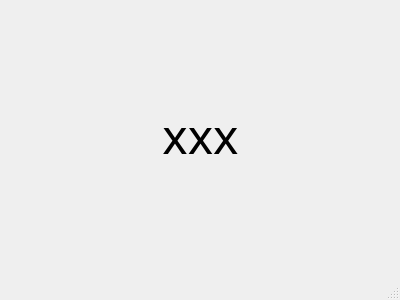
Qt form mainwindow.ui (sh3ev/Pomidorek) before a commit.
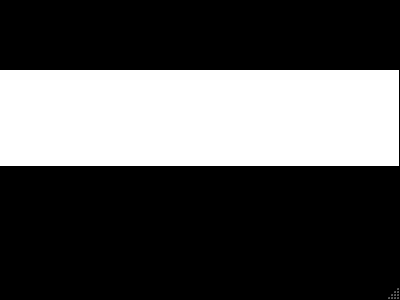
The same form after that commit. Icons and pictures are not drawn.

Commit message: add few tomatos pics and function which highlights them

```diff
--- a/mainwindow.ui
+++ b/mainwindow.ui
@@ -2,6 +2,9 @@
 <ui version="4.0">
  <class>MainWindow</class>
  <widget class="QMainWindow" name="MainWindow">
+  <property name="enabled">
+   <bool>true</bool>
+  </property>
   <property name="geometry">
    <rect>
     <x>0</x>
@@ -10,6 +13,70 @@
     <height>300</height>
    </rect>
   </property>
+  <property name="palette">
+   <palette>
+    <active>
+     <colorrole role="Base">
+      <brush brushstyle="SolidPattern">
+       <color alpha="255">
+        <red>255</red>
+        <green>255</green>
+        <blue>255</blue>
+       </color>
+      </brush>
+     </colorrole>
+     <colorrole role="Window">
+      <brush brushstyle="SolidPattern">
+       <color alpha="255">
+        <red>0</red>
+        <green>0</green>
+        <blue>0</blue>
+       </color>
+      </brush>
+     </colorrole>
+    </active>
+    <inactive>
+     <colorrole role="Base">
+      <brush brushstyle="SolidPattern">
+       <color alpha="255">
+        <red>255</red>
+        <green>255</green>
+        <blue>255</blue>
+       </color>
+      </brush>
+     </colorrole>
+     <colorrole role="Window">
+      <brush brushstyle="SolidPattern">
+       <color alpha="255">
+        <red>0</red>
+        <green>0</green>
+        <blue>0</blue>
+       </color>
+      </brush>
+     </colorrole>
+    </inactive>
+    <disabled>
+     <colorrole role="Base">
+      <brush brushstyle="SolidPattern">
+       <color alpha="255">
+        <red>0</red>
+        <green>0</green>
+        <blue>0</blue>
+       </color>
+      </brush>
+     </colorrole>
+     <colorrole role="Window">
+      <brush brushstyle="SolidPattern">
+       <color alpha="255">
+        <red>0</red>
+        <green>0</green>
+        <blue>0</blue>
+       </color>
+      </brush>
+     </colorrole>
+    </disabled>
+   </palette>
+  </property>
   <property name="windowTitle">
    <string>Pomidorek v1.0</string>
   </property>
@@ -17,14 +84,17 @@
    <iconset resource="myresources.qrc">
     <normaloff>:/new/icons/icons/Tomato.ico</normaloff>:/new/icons/icons/Tomato.ico</iconset>
   </property>
+  <property name="autoFillBackground">
+   <bool>false</bool>
+  </property>
   <widget class="QWidget" name="centralWidget">
    <widget class="QLabel" name="label">
     <property name="geometry">
      <rect>
       <x>0</x>
-      <y>110</y>
-      <width>401</width>
-      <height>51</height>
+      <y>70</y>
+      <width>399</width>
+      <height>96</height>
      </rect>
     </property>
     <property name="font">
@@ -33,13 +103,124 @@
       <pointsize>36</pointsize>
      </font>
     </property>
+    <property name="styleSheet">
+     <string notr="true">background-color: rgb(255, 255, 255);</string>
+    </property>
     <property name="text">
-     <string>xxx</string>
+     <string>&lt;html&gt;&lt;head/&gt;&lt;body&gt;&lt;p&gt;&lt;span style=&quot; color:#ffffff;&quot;&gt;xxx&lt;/span&gt;&lt;/p&gt;&lt;/body&gt;&lt;/html&gt;</string>
     </property>
     <property name="alignment">
      <set>Qt::AlignCenter</set>
     </property>
    </widget>
+   <widget class="QWidget" name="">
+    <property name="geometry">
+     <rect>
+      <x>0</x>
+      <y>200</y>
+      <width>401</width>
+      <height>66</height>
+     </rect>
+    </property>
+    <layout class="QHBoxLayout" name="horizontalLayout">
+     <item>
+      <widget class="QLabel" name="tomato_1">
+       <property name="enabled">
+        <bool>true</bool>
+       </property>
+       <property name="frameShape">
+        <enum>QFrame::NoFrame</enum>
+       </property>
+       <property name="text">
+        <string/>
+       </property>
+       <property name="textFormat">
+        <enum>Qt::AutoText</enum>
+       </property>
+       <property name="pixmap">
+        <pixmap resource="myresources.qrc">:/new/icons/icons/tomato_big.png</pixmap>
+       </property>
+       <property name="scaledContents">
+        <bool>false</bool>
+       </property>
+       <property name="openExternalLinks">
+        <bool>false</bool>
+       </property>
+      </widget>
+     </item>
+     <item>
+      <widget class="QLabel" name="tomato_2">
+       <property name="frameShape">
+        <enum>QFrame::NoFrame</enum>
+       </property>
+       <property name="text">
+        <string/>
+       </property>
+       <property name="textFormat">
+        <enum>Qt::AutoText</enum>
+       </property>
+       <property name="pixmap">
+        <pixmap resource="myresources.qrc">:/new/icons/icons/tomato_big.png</pixmap>
+       </property>
+       <property name="scaledContents">
+        <bool>false</bool>
+       </property>
+       <property name="openExternalLinks">
+        <bool>false</bool>
+       </property>
+      </widget>
+     </item>
+     <item>
+      <widget class="QLabel" name="tomato_3">
+       <property name="frameShape">
+        <enum>QFrame::NoFrame</enum>
+       </property>
+       <property name="text">
+        <string/>
+       </property>
+       <property name="textFormat">
+        <enum>Qt::AutoText</enum>
+       </property>
+       <property name="pixmap">
+        <pixmap resource="myresources.qrc">:/new/icons/icons/tomato_big.png</pixmap>
+       </property>
+       <property name="scaledContents">
+        <bool>false</bool>
+       </property>
+       <property name="openExternalLinks">
+        <bool>false</bool>
+       </property>
+      </widget>
+     </item>
+     <item>
+      <widget class="QLabel" name="tomato_4">
+       <property name="frameShape">
+        <enum>QFrame::NoFrame</enum>
+       </property>
+       <property name="text">
+        <string/>
+       </property>
+       <property name="textFormat">
+        <enum>Qt::AutoText</enum>
+       </property>
+       <property name="pixmap">
+        <pixmap resource="myresources.qrc">:/new/icons/icons/tomato_big.png</pixmap>
+       </property>
+       <property name="scaledContents">
+        <bool>false</bool>
+       </property>
+       <property name="openExternalLinks">
+        <bool>false</bool>
+       </property>
+      </widget>
+     </item>
+    </layout>
+   </widget>
+   <zorder>label</zorder>
+   <zorder>tomato_1</zorder>
+   <zorder>tomato_3</zorder>
+   <zorder>tomato_4</zorder>
+   <zorder>tomato_1</zorder>
   </widget>
   <widget class="QStatusBar" name="statusBar"/>
  </widget>
```
The commit also changes 4 other files.
